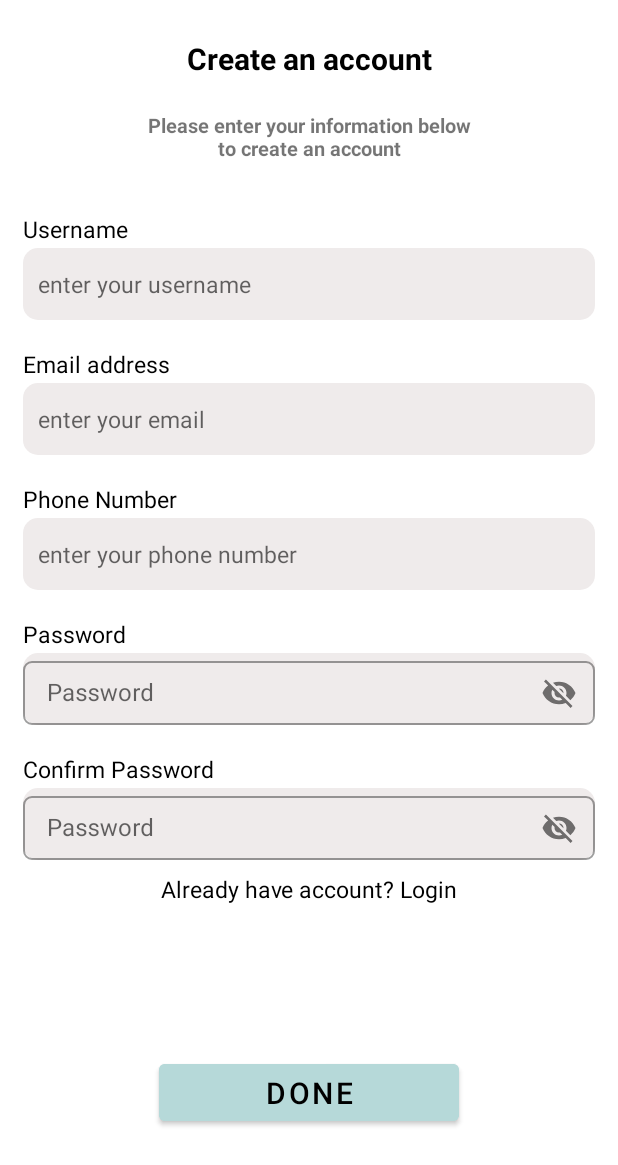
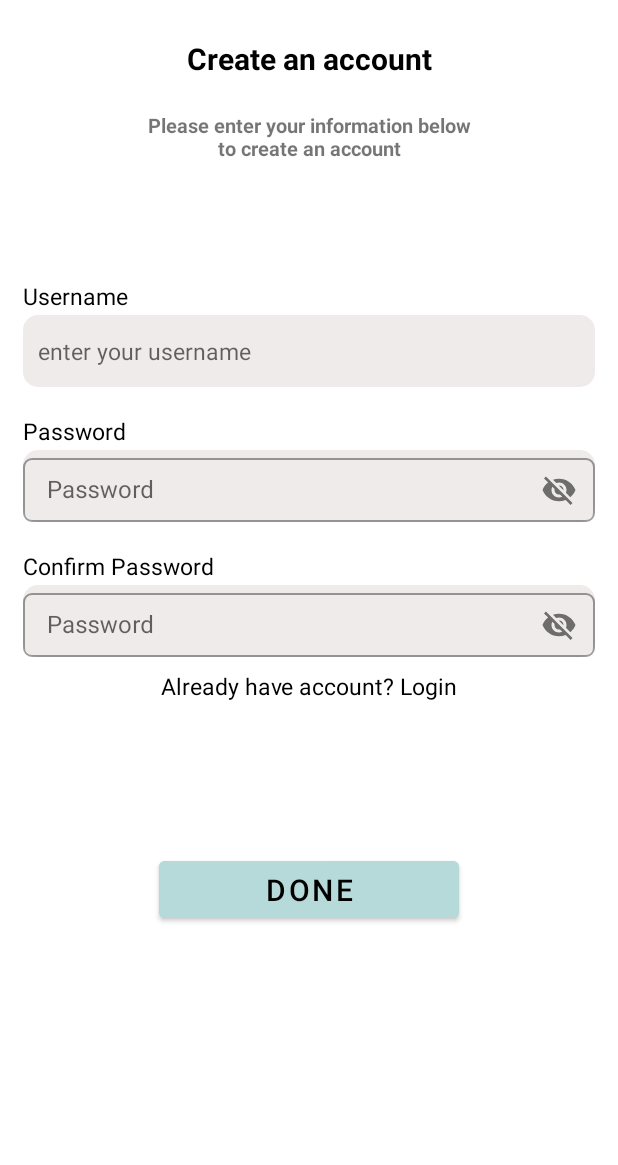
Before and after one commit to xDAREY/Authentication-app, an Android app: the layout activity_sign_up.xml on its own in the app's theme, with its tools: preview values and no code run, on a phone screen of 412 x 824 dp. Shown: the top 1165 px of the screen. Run offline under Robolectric (Android 15) with nearby library versions, the phone set to English and light mode, and no system bars.

Commit message:
dB Update

```diff
--- a/app/src/main/java/com/example/authentication_app/SignUp.java
+++ b/app/src/main/java/com/example/authentication_app/SignUp.java
@@ -25,18 +25,18 @@ public class SignUp extends AppCompatActivity {
         binding.signupButton.setOnClickListener(new View.OnClickListener() {
             @Override
             public void onClick(View v) {
-                String email = binding.hintEmail.getText().toString();
+                String username = binding.hintUsername.getText().toString();
                 String password = binding.inputPassword.getEditText().getText().toString();
                 String confirmPass = binding.inputRePassword.getEditText().getText().toString();
 
-                if (email.equals("") || password.equals("") || confirmPass.equals(""))
+                if (username.equals("") || password.equals("") || confirmPass.equals(""))
                     Toast.makeText(SignUp.this, "All fields are mandatory", Toast.LENGTH_SHORT).show();
                 else {
                     if (password.equals(confirmPass)) {
-                        Boolean checkUserEmail = DbCon.checkEmail(email);
+                        Boolean checkUserEmail = DbCon.checkEmail(username);
 
                         if (checkUserEmail == false) {
-                            Boolean insert = DbCon.insertData(email, password);
+                            Boolean insert = DbCon.insertData(username, password);
 
                             if (insert == true) {
                                 Toast.makeText(SignUp.this, "Account was created successfully", Toast.LENGTH_SHORT).show();
@@ -62,10 +62,5 @@ public class SignUp extends AppCompatActivity {
                 startActivity(intent);
             }
         });
-
-
-
-
-
     }
 }
--- a/app/src/main/res/layout/activity_sign_up.xml
+++ b/app/src/main/res/layout/activity_sign_up.xml
@@ -55,7 +55,7 @@
                 android:id="@+id/username"
                 android:layout_width="wrap_content"
                 android:layout_height="wrap_content"
-                android:layout_marginBottom="-55dp"
+                android:layout_marginBottom="-100dp"
                 android:text="@string/username"
                 android:textColor="@color/black"
                 android:textSize="15sp"
@@ -78,59 +78,6 @@
                 app:layout_constraintRight_toRightOf="parent" />
 
             <TextView
-                android:id="@+id/email"
-                android:layout_width="wrap_content"
-                android:layout_height="wrap_content"
-                android:layout_marginBottom="-40dp"
-                android:text="@string/email"
-                android:textColor="@color/black"
-                android:textSize="15sp"
-                app:layout_constraintBottom_toBottomOf="@id/hintUsername"
-                app:layout_constraintStart_toStartOf="parent" />
-
-            <EditText
-                android:id="@+id/hintEmail"
-                android:layout_width="match_parent"
-                android:layout_height="48dp"
-                android:layout_marginTop="10dp"
-                android:layout_marginBottom="-50dp"
-                android:background="@drawable/input_box"
-                android:hint="@string/hintEmail"
-                android:maxLines="1"
-                android:padding="10dp"
-                android:textSize="15sp"
-                app:layout_constraintBottom_toBottomOf="@id/email"
-                app:layout_constraintLeft_toLeftOf="parent"
-                app:layout_constraintRight_toRightOf="parent" />
-
-
-            <TextView
-                android:id="@+id/phoneNumber"
-                android:layout_width="wrap_content"
-                android:layout_height="wrap_content"
-                android:layout_marginBottom="-40dp"
-                android:text="@string/PhoneNo"
-                android:textColor="@color/black"
-                android:textSize="15sp"
-                app:layout_constraintBottom_toBottomOf="@id/hintEmail"
-                app:layout_constraintStart_toStartOf="parent" />
-
-            <EditText
-                android:id="@+id/hintPhoneNumber"
-                android:layout_width="match_parent"
-                android:layout_height="48dp"
-                android:layout_marginTop="10dp"
-                android:layout_marginBottom="-50dp"
-                android:background="@drawable/input_box"
-                android:hint="@string/hintPhoneNo"
-                android:maxLines="1"
-                android:padding="10dp"
-                android:textSize="15sp"
-                app:layout_constraintBottom_toBottomOf="@id/phoneNumber"
-                app:layout_constraintLeft_toLeftOf="parent"
-                app:layout_constraintRight_toRightOf="parent" />
-
-            <TextView
                 android:id="@+id/password"
                 android:layout_width="wrap_content"
                 android:layout_height="wrap_content"
@@ -138,7 +85,7 @@
                 android:text="@string/Password"
                 android:textColor="@color/black"
                 android:textSize="15sp"
-                app:layout_constraintBottom_toBottomOf="@id/hintPhoneNumber"
+                app:layout_constraintBottom_toBottomOf="@id/hintUsername"
                 app:layout_constraintStart_toStartOf="parent" />
 
             <com.google.android.material.textfield.TextInputLayout
```
